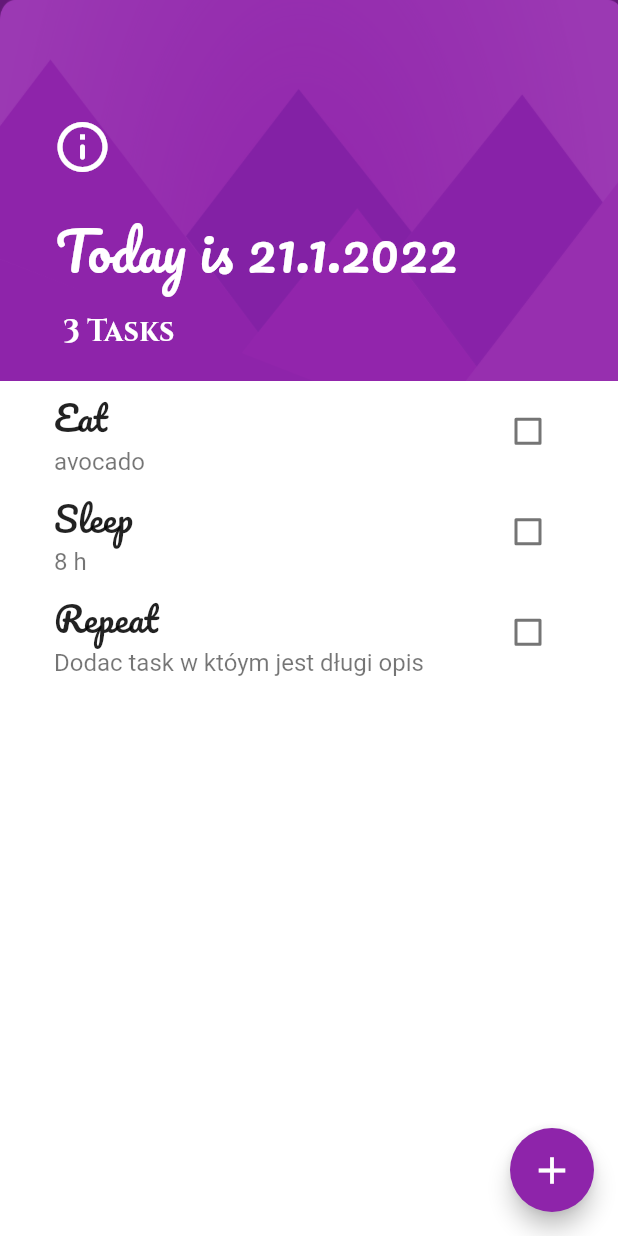
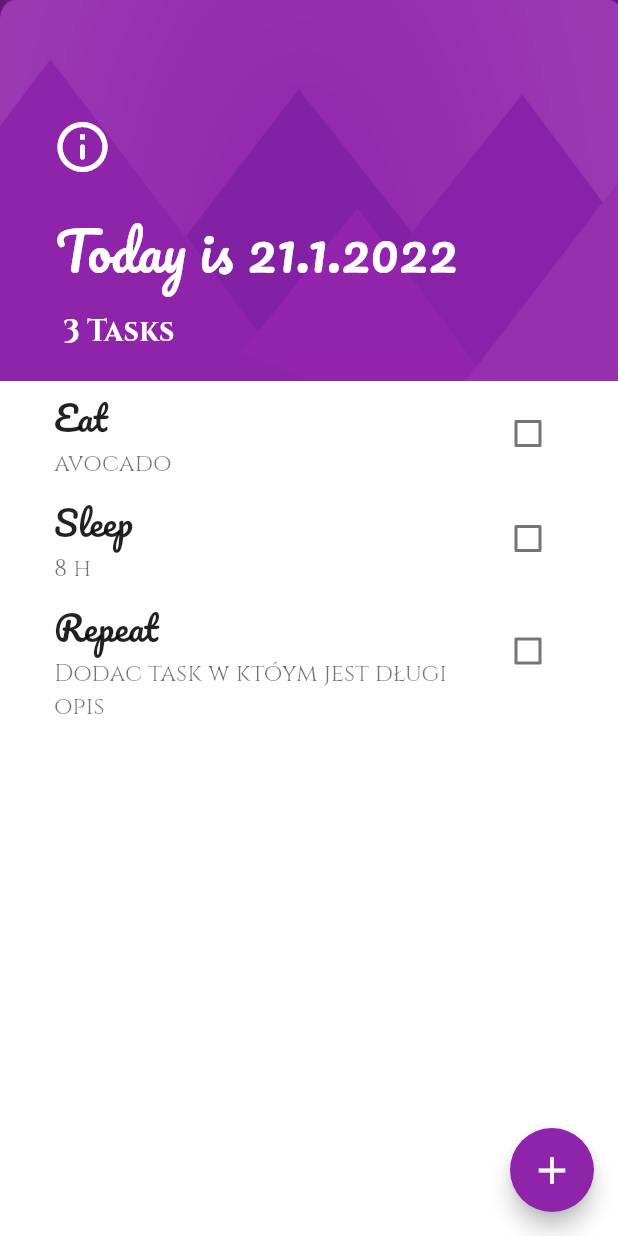
Before and after one commit to WeronikaWItt/todoey, a Flutter app: the screen it shows after launch, on a phone screen of 412 x 824 dp. Run offline on Flutter 3.47's test engine with Material 2 defaults, Android fonts, the phone set to English and light mode, and no system bars; drawn by our look-alikes of flutter_slidable; our stand-ins replace shared_preferences.

Commit message:
font family edited

```diff
--- a/lib/widgets/tasks_tile.dart
+++ b/lib/widgets/tasks_tile.dart
@@ -22,7 +22,7 @@ class TasksTile extends StatelessWidget {
       ),
       subtitle: Text(
         '$taskDescription',
-        style: TextStyle(fontSize: 16),
+        style: TextStyle(fontSize: 16, fontFamily: 'Cinzel'),
       ),
       trailing: Checkbox(
         activeColor: kAccent,
```
